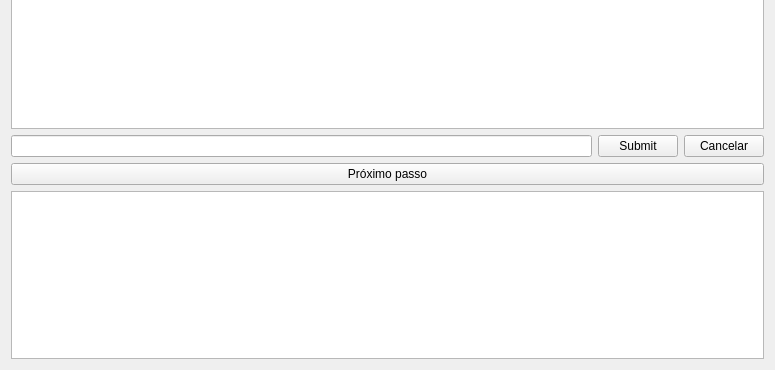
The window that Compiladores/CompiladorFinal/janelaprincipal.ui (lucassalvino/Trabalhos-PUC-GO) describes before a commit, drawn with Qt 5; both pictures show x 0 to 775 and y 290 to 660 of the 775 by 660 pixel window.
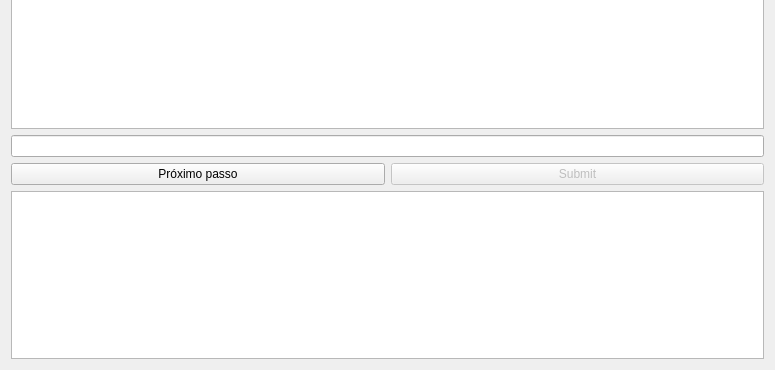
The same window after the commit.

Patch:
```diff
--- a/Compiladores/CompiladorFinal/janelaprincipal.ui
+++ b/Compiladores/CompiladorFinal/janelaprincipal.ui
@@ -34,28 +34,28 @@
       <item>
        <widget class="QLineEdit" name="palavraTeste"/>
       </item>
-      <item>
-       <widget class="QPushButton" name="Submit">
-        <property name="text">
-         <string>Submit</string>
-        </property>
-       </widget>
-      </item>
-      <item>
-       <widget class="QPushButton" name="CancelarImput">
-        <property name="text">
-         <string>Cancelar</string>
-        </property>
-       </widget>
-      </item>
      </layout>
     </item>
+    <item>
+     <layout class="QHBoxLayout" name="horizontalLayout_4">
     <item>
      <widget class="QPushButton" name="ProximoPasso">
       <property name="text">
        <string>Próximo passo</string>
       </property>
      </widget>
+      </item>
+      <item>
+       <widget class="QPushButton" name="Submit">
+        <property name="enabled">
+         <bool>false</bool>
+        </property>
+        <property name="text">
+         <string>Submit</string>
+        </property>
+       </widget>
+      </item>
+     </layout>
     </item>
     <item>
      <layout class="QHBoxLayout" name="horizontalLayout_3">
```
Lines whose indentation alone changed are shown as unchanged.
